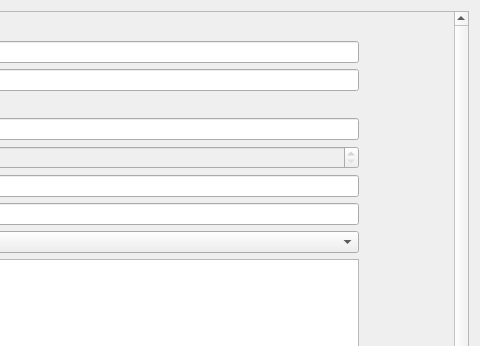
First picture: the form in Config_Tool/datasetview.ui, repository DFO-Ocean-Navigator/Navigator2Go, before the edit; both pictures show x 800 to 1280 and y 0 to 346 of the 1280 by 720 pixel window.
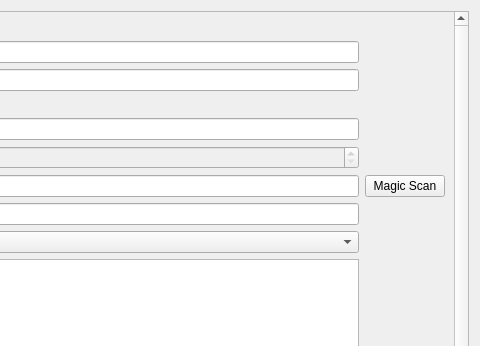
Second picture: the form after the edit. Icons and pictures are not drawn.

What changed in the file:
```diff
--- a/Config_Tool/datasetview.ui
+++ b/Config_Tool/datasetview.ui
@@ -434,6 +434,20 @@
              </property>
             </widget>
            </item>
+           <item row="5" column="2">
+            <widget class="QPushButton" name="pushButtonMagicScan">
+             <property name="toolTip">
+              <string>&lt;html&gt;&lt;head/&gt;&lt;body&gt;&lt;p&gt;Auto-populate the variables for this dataset.&lt;/p&gt;&lt;/body&gt;&lt;/html&gt;</string>
+             </property>
+             <property name="text">
+              <string>Magic Scan</string>
+             </property>
+             <property name="icon">
+              <iconset resource="resources.qrc">
+               <normaloff>:/icons/icons/cat.png</normaloff>:/icons/icons/cat.png</iconset>
+             </property>
+            </widget>
+           </item>
           </layout>
          </item>
         </layout>
```
